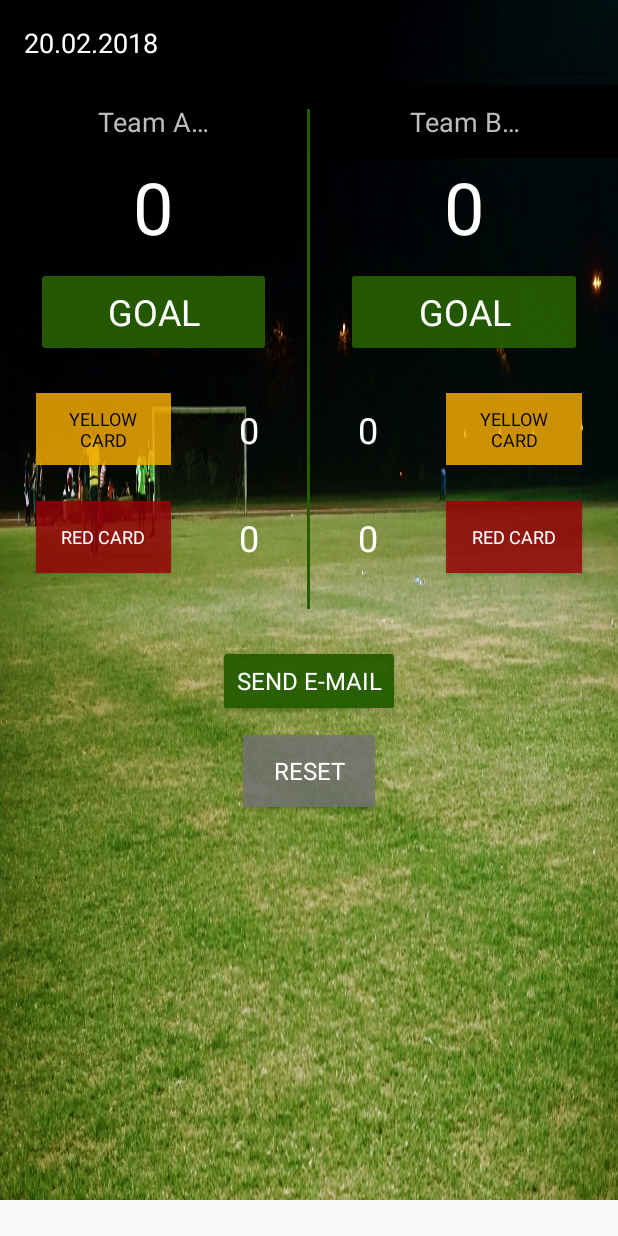
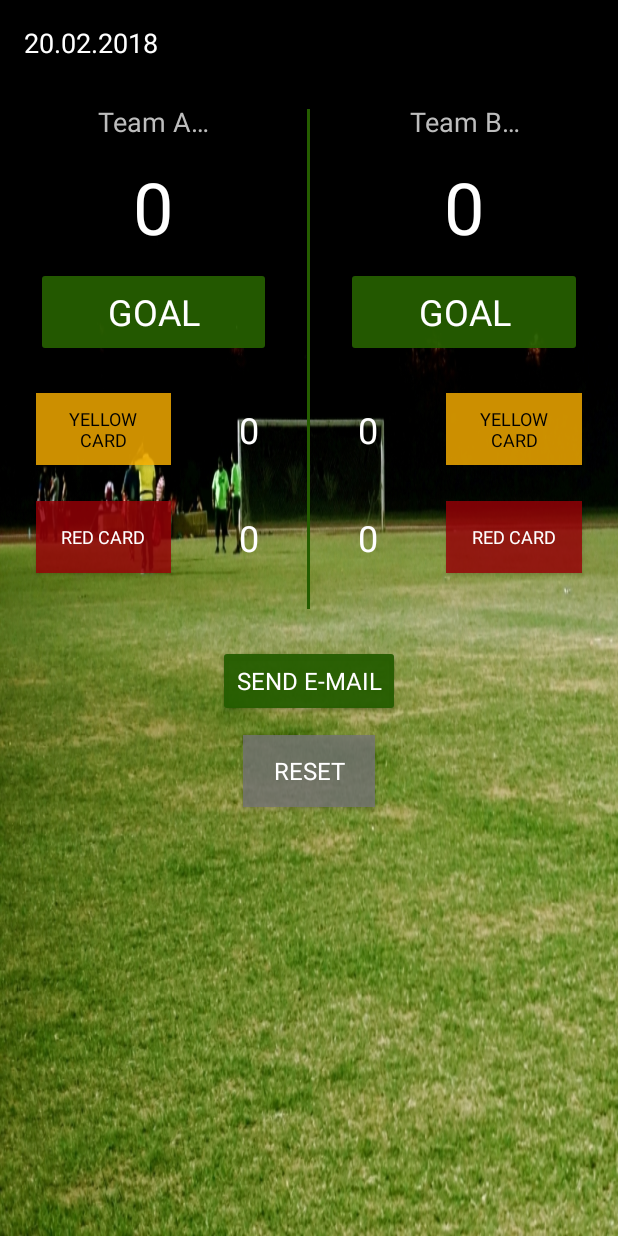
Before and after one commit to eovka/ScoreKeeper, an Android app: the screen it shows after launch (MainActivity), on a phone screen of 412 x 824 dp. Run offline under Robolectric (Android 15) with nearby library versions, the phone set to English and light mode, and no system bars.

Commit message:
Background photo fixed

```diff
--- a/app/src/main/res/layout/activity_main.xml
+++ b/app/src/main/res/layout/activity_main.xml
@@ -2,12 +2,12 @@
     xmlns:tools="http://schemas.android.com/tools"
     android:layout_width="match_parent"
     android:layout_height="match_parent"
+    android:background="@drawable/soccer_field_photo_2"
     tools:context="com.example.android.scorekeeper.MainActivity">
 
     <RelativeLayout
         android:layout_width="match_parent"
-        android:layout_height="wrap_content"
-        android:background="@drawable/soccer_field_photo">
+        android:layout_height="wrap_content">
 
         <EditText
             android:id="@+id/date"
```
Also changed, not shown: app/src/main/res/drawable/soccer_field_photo_2.jpeg (added).
